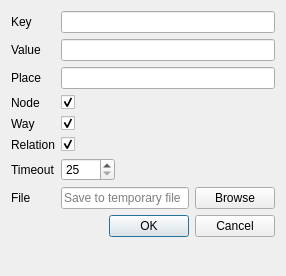
The window that ui/quick_query.ui (3liz/QuickOSM) describes before a commit, drawn with Qt 5.
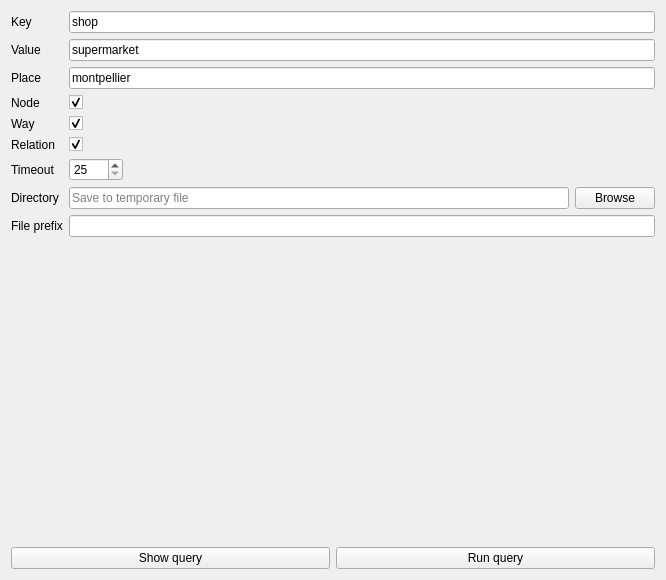
The same window after the commit.

Commit message: Add exceptions and prefix file in quickQuery

```diff
--- a/ui/quick_query.ui
+++ b/ui/quick_query.ui
@@ -6,8 +6,8 @@
    <rect>
     <x>0</x>
     <y>0</y>
-    <width>286</width>
-    <height>276</height>
+    <width>666</width>
+    <height>580</height>
    </rect>
   </property>
   <property name="windowTitle">
@@ -27,7 +27,11 @@
       </widget>
      </item>
      <item row="0" column="1">
-      <widget class="QLineEdit" name="lineEdit_key"/>
+      <widget class="QLineEdit" name="lineEdit_key">
+       <property name="text">
+        <string>shop</string>
+       </property>
+      </widget>
      </item>
      <item row="1" column="0">
       <widget class="QLabel" name="label_2">
@@ -37,7 +41,11 @@
       </widget>
      </item>
      <item row="1" column="1">
-      <widget class="QLineEdit" name="lineEdit_value"/>
+      <widget class="QLineEdit" name="lineEdit_value">
+       <property name="text">
+        <string>supermarket</string>
+       </property>
+      </widget>
      </item>
      <item row="2" column="0">
       <widget class="QLabel" name="label_3">
@@ -47,7 +55,11 @@
       </widget>
      </item>
      <item row="2" column="1">
-      <widget class="QLineEdit" name="lineEdit_nominatim"/>
+      <widget class="QLineEdit" name="lineEdit_nominatim">
+       <property name="text">
+        <string>montpellier</string>
+       </property>
+      </widget>
      </item>
      <item row="3" column="0">
       <widget class="QLabel" name="label_7">
@@ -126,7 +138,7 @@
      <item row="7" column="0">
       <widget class="QLabel" name="label_4">
        <property name="text">
-        <string>File</string>
+        <string>Directory</string>
        </property>
       </widget>
      </item>
@@ -148,10 +160,34 @@
        </item>
       </layout>
      </item>
+     <item row="8" column="0">
+      <widget class="QLabel" name="label_6">
+       <property name="text">
+        <string>File prefix</string>
+       </property>
+      </widget>
+     </item>
      <item row="8" column="1">
-      <widget class="QDialogButtonBox" name="buttonBox">
-       <property name="standardButtons">
-        <set>QDialogButtonBox::Cancel|QDialogButtonBox::Ok</set>
+      <widget class="QLineEdit" name="lineEdit_filePrefix"/>
+     </item>
+    </layout>
+   </item>
+   <item>
+    <layout class="QHBoxLayout" name="horizontalLayout_2">
+     <property name="sizeConstraint">
+      <enum>QLayout::SetMinimumSize</enum>
+     </property>
+     <item>
+      <widget class="QPushButton" name="pushButton_showQuery">
+       <property name="text">
+        <string>Show query</string>
+       </property>
+      </widget>
+     </item>
+     <item>
+      <widget class="QPushButton" name="pushButton_runQuery">
+       <property name="text">
+        <string>Run query</string>
        </property>
       </widget>
      </item>
```
Left out of the diff: 2 changed lines with no effect on the pictures. The commit also changes 8 other files.
